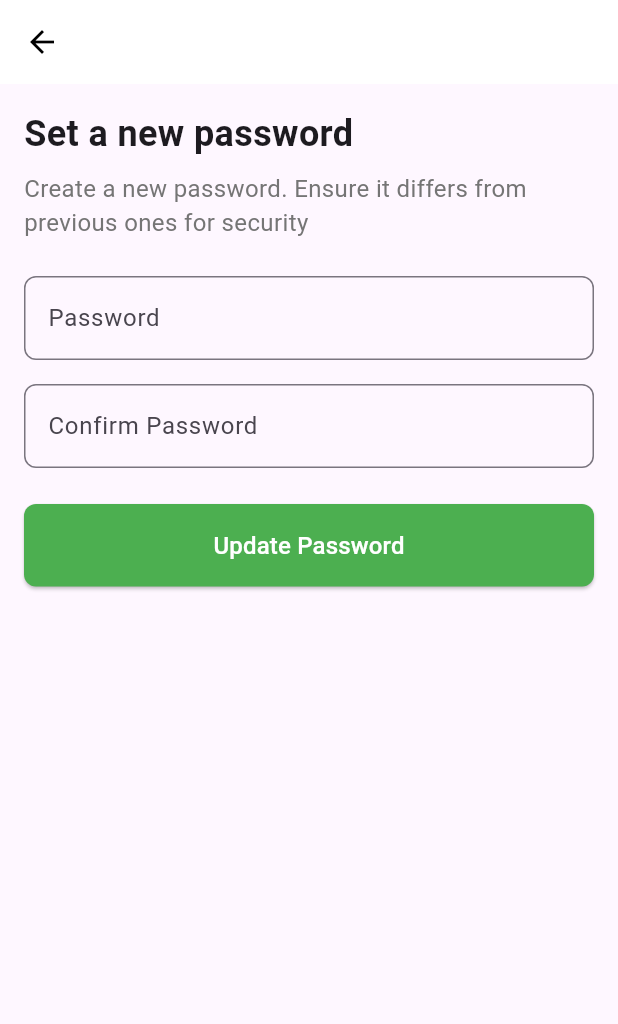
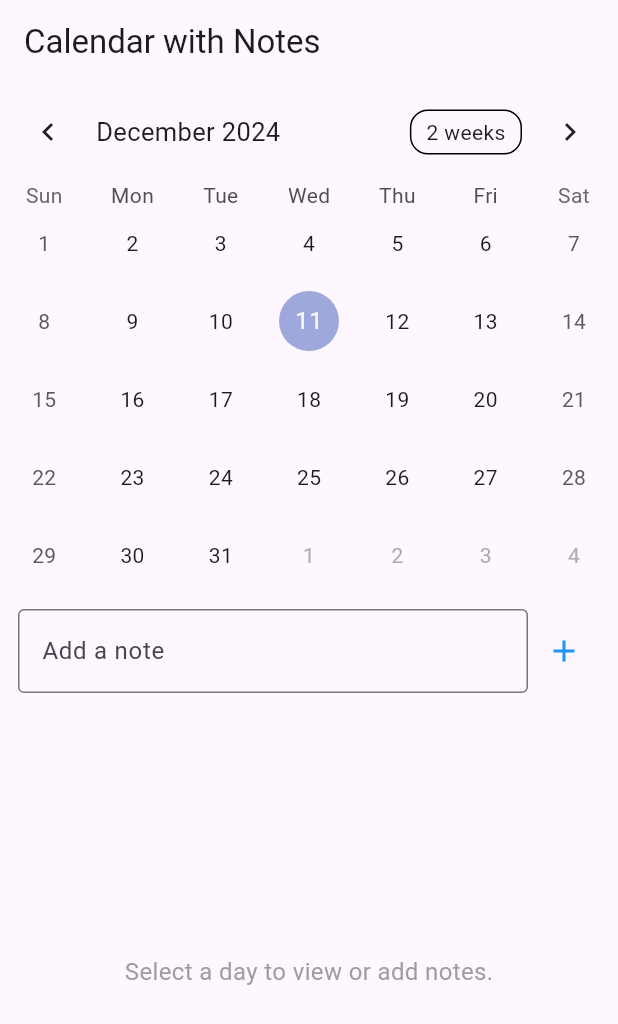
Before and after one commit to Aanik-2003/FirmRex, a Flutter app: the screen it shows after launch, on a phone screen of 412 x 824 dp. Shown: the top 1024 px of the screen. Run offline on Flutter 3.47's test engine with Material 3 defaults, Android fonts, the phone set to English and light mode, and no system bars; drawn by our look-alikes of table_calendar; our stand-ins replace google_maps_flutter, location.

Commit message:
map and calender integration

```diff
--- a/lib/main.dart
+++ b/lib/main.dart
@@ -1,3 +1,4 @@
+import 'package:firm_rex/views/calender.dart';
 import 'package:firm_rex/views/enterCode.dart';
 import 'package:firm_rex/views/forgotPassword.dart';
 import 'package:firm_rex/views/getstarted1.dart';
@@ -41,7 +42,7 @@ class MyApp extends StatelessWidget {
         colorScheme: ColorScheme.fromSeed(seedColor: Colors.deepPurple),
         useMaterial3: true,
       ),
-      home: SetNewPasswordScreen(),
+      home: Calender(),
       debugShowCheckedModeBanner: false,
     );
   }
--- /dev/null
+++ b/lib/views/calender.dart
@@ -0,0 +1,142 @@
+import 'package:flutter/material.dart';
+import 'package:table_calendar/table_calendar.dart';
+
+
+
+class Calender extends StatelessWidget {
+  const Calender({super.key});
+
+  @override
+  Widget build(BuildContext context) {
+    return MaterialApp(
+      title: 'Calendar with Notes',
+      theme: ThemeData(
+        primarySwatch: Colors.blue,
+      ),
+      home: const CalendarWithNotes(),
+    );
+  }
+}
+
+class CalendarWithNotes extends StatefulWidget {
+  const CalendarWithNotes({super.key});
+
+  @override
+  State<CalendarWithNotes> createState() => _CalendarWithNotesState();
+}
+
+class _CalendarWithNotesState extends State<CalendarWithNotes> {
+  // Calendar controller variables
+  CalendarFormat _calendarFormat = CalendarFormat.month;
+  DateTime _focusedDay = DateTime.now();
+  DateTime? _selectedDay;
+
+  // Store notes as a map: { Date: List<Notes> }
+  Map<DateTime, List<String>> _notes = {};
+
+  // Text Controller for note input
+  final TextEditingController _noteController = TextEditingController();
+
+  // Function to add a note for the selected day
+  void _addNote() {
+    if (_selectedDay == null || _noteController.text.trim().isEmpty) return;
+
+    setState(() {
+      // Add note to the selected date
+      _notes.putIfAbsent(_selectedDay!, () => []);
+      _notes[_selectedDay!]!.add(_noteController.text.trim());
+      _noteController.clear();
+    });
+  }
+
+  // Function to show notes for a selected day
+  List<String> _getNotesForDay(DateTime day) {
+    return _notes[day] ?? [];
+  }
+
+  @override
+  Widget build(BuildContext context) {
+    return Scaffold(
+      appBar: AppBar(
+        title: const Text('Calendar with Notes'),
+      ),
+      body: Column(
+        children: [
+          // Calendar widget
+          TableCalendar(
+            firstDay: DateTime.utc(2020, 1, 1),
+            lastDay: DateTime.utc(2030, 12, 31),
+            focusedDay: _focusedDay,
+            calendarFormat: _calendarFormat,
+            selectedDayPredicate: (day) => isSameDay(_selectedDay, day),
+            onDaySelected: (selectedDay, focusedDay) {
+              setState(() {
+                _selectedDay = selectedDay;
+                _focusedDay = focusedDay; // Keep focused day in sync
+              });
+            },
+            onFormatChanged: (format) {
+              setState(() {
+                _calendarFormat = format;
+              });
+            },
+            onPageChanged: (focusedDay) {
+              _focusedDay = focusedDay;
+            },
+            eventLoader: (day) {
+              // Highlight days with notes
+              return _getNotesForDay(day);
+            },
+          ),
+
+          const SizedBox(height: 10),
+
+          // Input field to add a note
+          Padding(
+            padding: const EdgeInsets.symmetric(horizontal: 12.0),
+            child: Row(
+              children: [
+                Expanded(
+                  child: TextField(
+                    controller: _noteController,
+                    decoration: const InputDecoration(
+                      labelText: 'Add a note',
+                      border: OutlineInputBorder(),
+                    ),
+                  ),
+                ),
+                IconButton(
+                  icon: const Icon(Icons.add),
+                  onPressed: _addNote,
+                  color: Colors.blue,
+                ),
+              ],
+            ),
+          ),
+
+          const SizedBox(height: 10),
+
+          // Display notes for the selected day
+          Expanded(
+            child: _selectedDay != null
+                ? ListView.builder(
+              itemCount: _getNotesForDay(_selectedDay!).length,
+              itemBuilder: (context, index) {
+                return ListTile(
+                  leading: const Icon(Icons.note),
+                  title: Text(_getNotesForDay(_selectedDay!)[index]),
+                );
+              },
+            )
+                : const Center(
+              child: Text(
+                'Select a day to view or add notes.',
+                style: TextStyle(fontSize: 16, color: Colors.grey),
+              ),
+            ),
+          ),
+        ],
+      ),
+    );
+  }
+}
--- a/pubspec.yaml
+++ b/pubspec.yaml
@@ -30,8 +30,10 @@ environment:
 dependencies:
   flutter:
     sdk: flutter
+  table_calendar: ^3.0.9
 
-  google_maps_flutter:
+  google_maps_flutter: ^2.2.0
+  location: ^5.0.0
   esewa_flutter_sdk:
     path: ./esewa_sdk/esewa_flutter_sdk
 
```
Also changed, not shown: lib/views/map.dart (+122 -33 lines), pubspec.lock, 1 other file.
